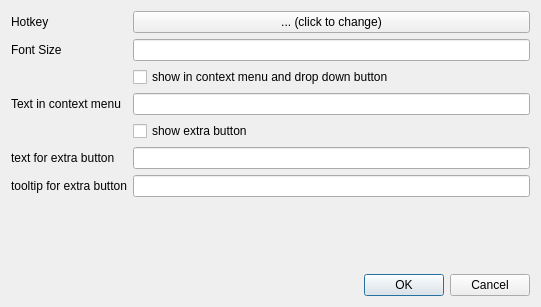
This is designer/settings_fontsize.ui in ijgnd/anki__editor__apply__font_color__background_color__custom_class__custom_style as Qt 5 draws it before an edit. The edited form follows.
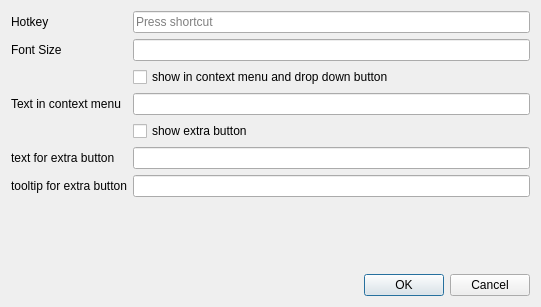
This is the edited form.

Commit message: Replace custom shortcut dialog with QKeySequence

What changed in the file:
```diff
--- a/designer/settings_fontsize.ui
+++ b/designer/settings_fontsize.ui
@@ -23,13 +23,6 @@
        </property>
       </widget>
      </item>
-     <item row="0" column="1">
-      <widget class="QPushButton" name="pb_hotkeyset">
-       <property name="text">
-        <string>... (click to change)</string>
-       </property>
-      </widget>
-     </item>
      <item row="1" column="0">
       <widget class="QLabel" name="label_2">
        <property name="text">
@@ -98,6 +91,9 @@
      <item row="1" column="1">
       <widget class="QLineEdit" name="le_fontsize"/>
      </item>
+     <item row="0" column="1">
+      <widget class="QKeySequenceEdit" name="hotkey"/>
+     </item>
     </layout>
    </item>
    <item row="1" column="0">
```
The commit also changes 15 other files.
